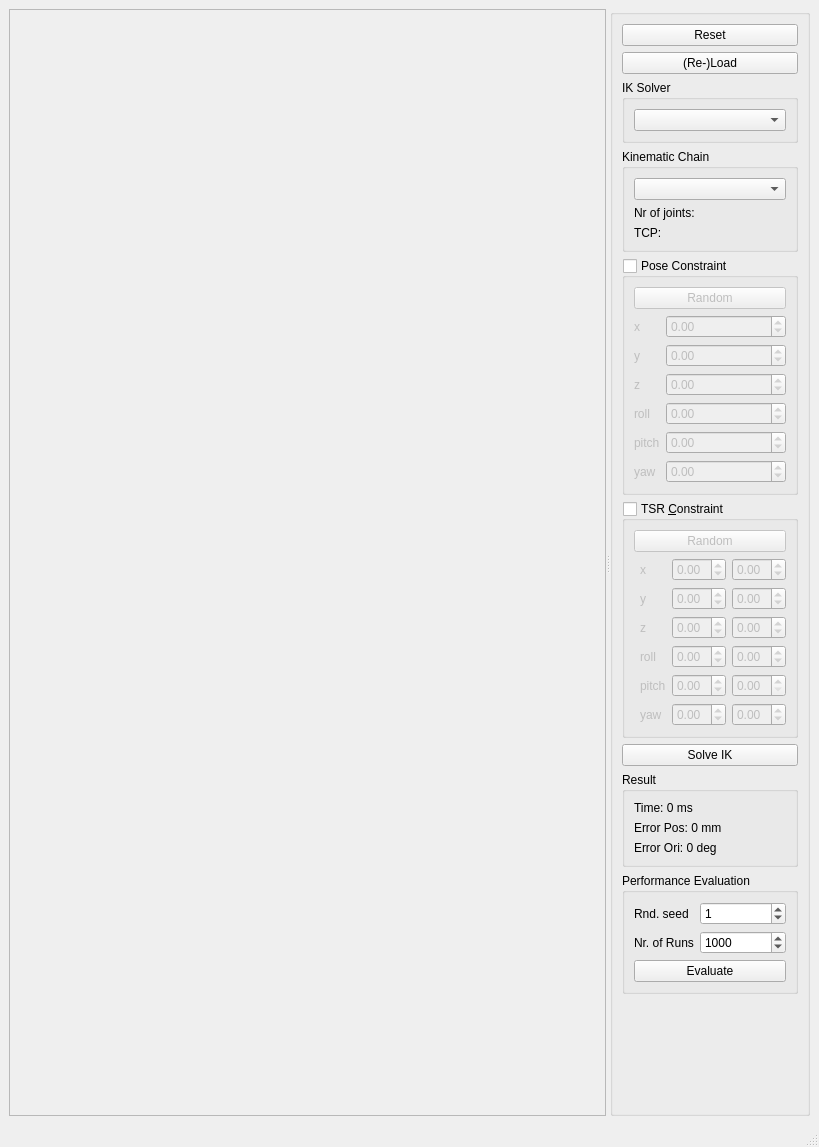
softbankrobotics-research/Simox, file VirtualRobot/examples/ConstrainedIK/ConstrainedIK.ui: the form before one commit.
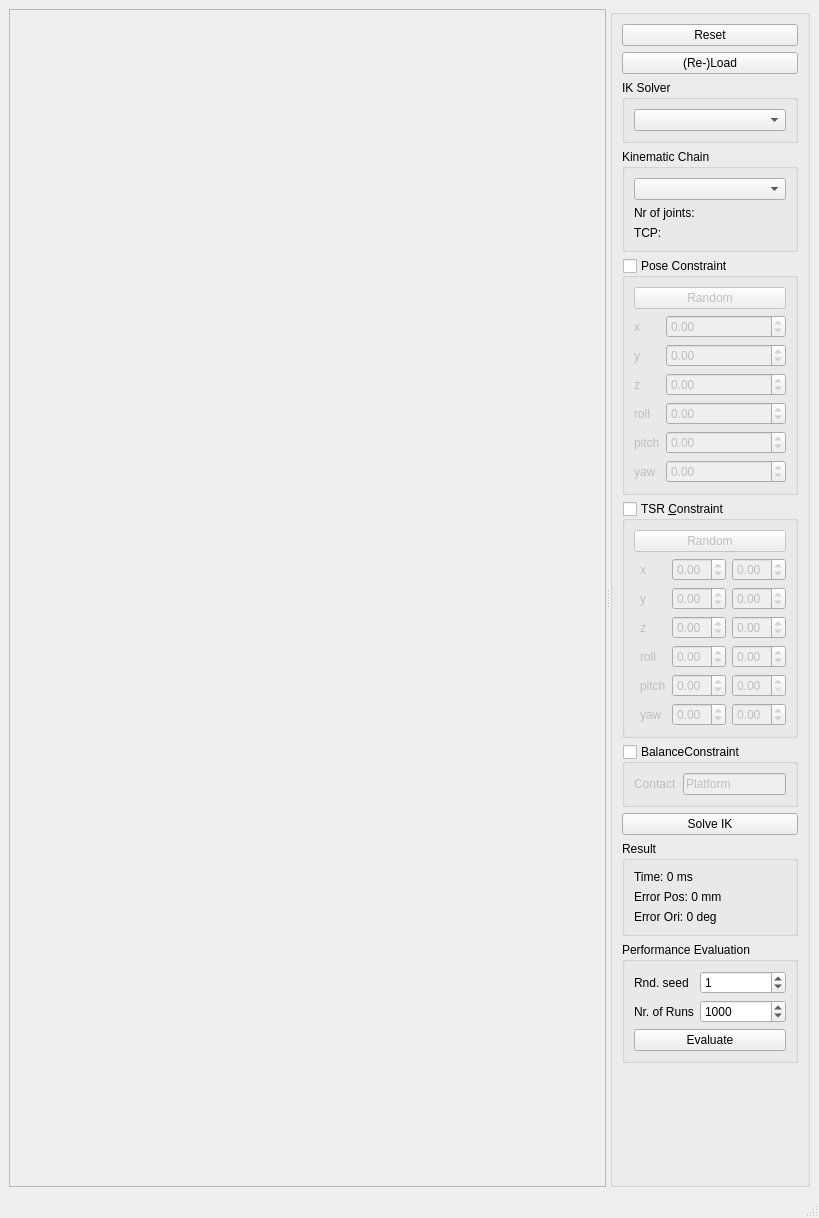
The form after the commit.

Commit message: ConstrainedIK Demo: Added support for balance constraint

What changed in the file:
```diff
--- a/VirtualRobot/examples/ConstrainedIK/ConstrainedIK.ui
+++ b/VirtualRobot/examples/ConstrainedIK/ConstrainedIK.ui
@@ -7,7 +7,7 @@
     <x>0</x>
     <y>0</y>
     <width>819</width>
-    <height>1147</height>
+    <height>1218</height>
    </rect>
   </property>
   <property name="windowTitle">
@@ -404,6 +404,35 @@
           </layout>
          </widget>
         </item>
+        <item>
+         <widget class="QGroupBox" name="balanceGroup">
+          <property name="title">
+           <string>BalanceConstraint</string>
+          </property>
+          <property name="checkable">
+           <bool>true</bool>
+          </property>
+          <property name="checked">
+           <bool>false</bool>
+          </property>
+          <layout class="QFormLayout" name="formLayout_3">
+           <item row="0" column="0">
+            <widget class="QLabel" name="label_15">
+             <property name="text">
+              <string>Contact</string>
+             </property>
+            </widget>
+           </item>
+           <item row="0" column="1">
+            <widget class="QLineEdit" name="lineEditContactNode">
+             <property name="text">
+              <string>Platform</string>
+             </property>
+            </widget>
+           </item>
+          </layout>
+         </widget>
+        </item>
         <item>
          <widget class="QPushButton" name="pushButtonSolve">
           <property name="text">
```
Left out of the diff: 35 changed lines with no effect on the pictures. The commit also changes 2 other files.
